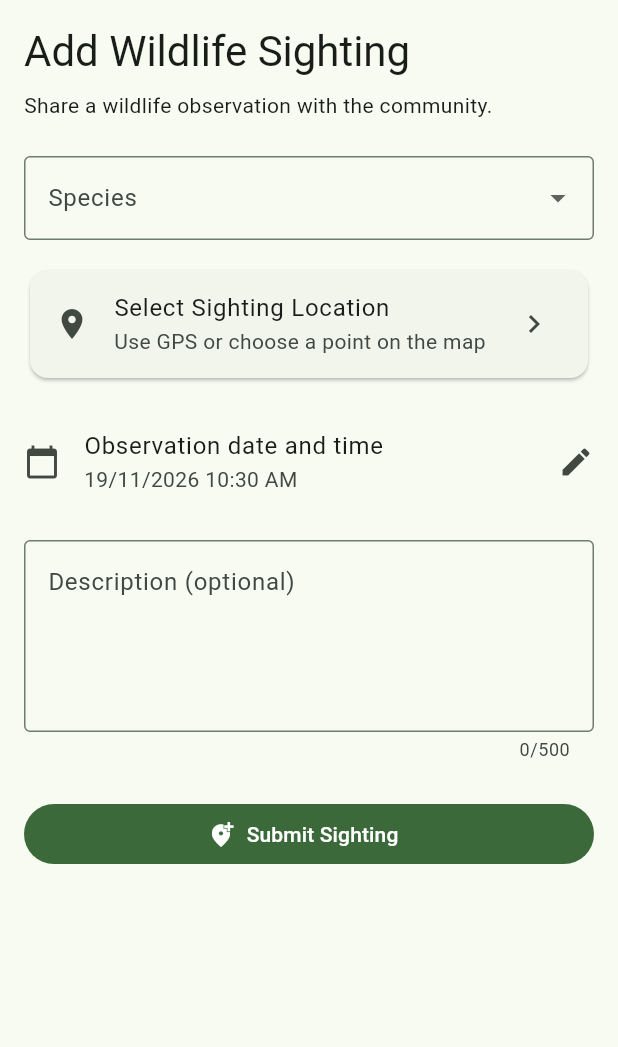
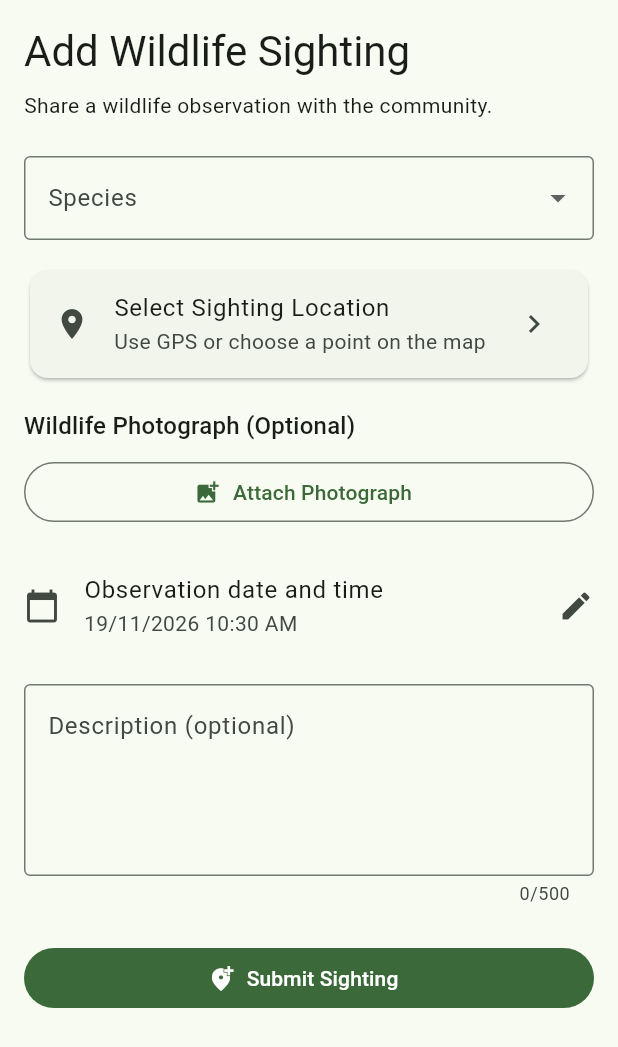
Before and after one commit to NathanLu510/Wildlife-Community-Locator, a Flutter app: the AddSightingScreen widget shown alone on an empty page, opened directly, on a phone screen of 412 x 824 dp. Shown: the top 1047 px of the screen. Run offline on Flutter 3.47's test engine with Material 3 defaults, Android fonts, the phone set to English and light mode, and no system bars; our stand-ins replace flutter_map, geolocator, image_picker, latlong2.

Commit message:
Added image attachment option to add sighting

```diff
--- a/lib/screens/add_sighting_screen.dart
+++ b/lib/screens/add_sighting_screen.dart
@@ -1,4 +1,4 @@
-
+// Add sighting screen form for users to fill in details of their animal sighting
 import 'package:flutter/material.dart';
 
 import '../models/species.dart';
@@ -8,6 +8,9 @@ import '../utils/category_style.dart';
 import 'package:latlong2/latlong.dart';
 import '../screens/location_picker.dart';
 
+import 'dart:io';
+import 'package:image_picker/image_picker.dart';
+
 
 class AddSightingScreen extends StatefulWidget {
   const AddSightingScreen({super.key});
@@ -16,11 +19,11 @@ class AddSightingScreen extends StatefulWidget {
   State<AddSightingScreen> createState() => _AddSightingScreenState();
 }
 
+// Stateful widget to store user inputs from form
 class _AddSightingScreenState extends State<AddSightingScreen> {
   final _formKey = GlobalKey<FormState>();
 
   Species? selectedSpecies;
-
 
   final descriptionController = TextEditingController();
 
@@ -28,6 +31,9 @@ class _AddSightingScreenState extends State<AddSightingScreen> {
 
   LatLng? selectedLocation;
 
+  final ImagePicker _imagePicker = ImagePicker();
+  XFile? selectedImage;
+  bool isPickingImage = false;
 
   @override
   void dispose() {
@@ -35,6 +41,7 @@ class _AddSightingScreenState extends State<AddSightingScreen> {
     super.dispose();
   }
 
+  // Helpers
   Future<void> _chooseLocation() async {
     final location = await Navigator.push<LatLng>(
       context,
@@ -124,13 +131,83 @@ class _AddSightingScreenState extends State<AddSightingScreen> {
     debugPrint('Longitude: $longitude');
     debugPrint('Observed at: $observedAt');
     debugPrint('Description: ${descriptionController.text}');
+    debugPrint('Image path: ${selectedImage?.path ?? "No image attached"}');
 
     ScaffoldMessenger.of(context).showSnackBar(
       const SnackBar(
         content: Text('Sighting form validated successfully!'),
       ),
     );
+
   }
+
+Future<void> _pickImage(ImageSource source) async {
+  if (isPickingImage) return;
+
+  setState(() => isPickingImage = true);
+
+  try {
+    final image = await _imagePicker.pickImage(
+      source: source,
+      maxWidth: 1920,
+      imageQuality: 85,
+    );
+
+    if (!mounted || image == null) return;
+
+    setState(() {
+      selectedImage = image;
+    });
+  } catch (error) {
+    if (!mounted) return;
+
+    ScaffoldMessenger.of(context).showSnackBar(
+      SnackBar(content: Text('Unable to select image: $error')),
+    );
+  } finally {
+    if (mounted) {
+      setState(() => isPickingImage = false);
+    }
+  }
+}
+
+void _showImageOptions() {
+  showModalBottomSheet<void>(
+    context: context,
+    builder: (context) {
+      return SafeArea(
+        child: Column(
+          mainAxisSize: MainAxisSize.min,
+          children: [
+            ListTile(
+              leading: const Icon(Icons.camera_alt),
+              title: const Text('Take Photo'),
+              onTap: () {
+                Navigator.pop(context);
+                _pickImage(ImageSource.camera);
+              },
+            ),
+            ListTile(
+              leading: const Icon(Icons.photo_library),
+              title: const Text('Choose from Gallery'),
+              onTap: () {
+                Navigator.pop(context);
+                _pickImage(ImageSource.gallery);
+              },
+            ),
+          ],
+        ),
+      );
+    },
+  );
+}
+
+void _removeImage() {
+  setState(() {
+    selectedImage = null;
+  });
+}
+
 
 
   @override
@@ -154,7 +231,7 @@ class _AddSightingScreenState extends State<AddSightingScreen> {
 
             const SizedBox(height: 24),
 
-            // Species selection
+            // Species selection, change to smart selection or add new species
             DropdownButtonFormField<Species>(
               initialValue: selectedSpecies,
               decoration: const InputDecoration(
@@ -189,6 +266,7 @@ class _AddSightingScreenState extends State<AddSightingScreen> {
 
             const SizedBox(height: 16),
 
+            // Location Selector with flutter_map
             Card(
               child: ListTile(
                 leading: const Icon(Icons.location_on),
@@ -207,6 +285,58 @@ class _AddSightingScreenState extends State<AddSightingScreen> {
                 onTap: _chooseLocation,
               ),
             ),
+
+            const SizedBox(height: 16),
+
+            // Wildlife photograph
+            Text(
+              'Wildlife Photograph (Optional)',
+              style: Theme.of(context).textTheme.titleMedium,
+            ),
+
+            const SizedBox(height: 8),
+
+            if (selectedImage == null)
+              OutlinedButton.icon(
+                onPressed: isPickingImage ? null : _showImageOptions,
+                icon: const Icon(Icons.add_photo_alternate),
+                label: const Text('Attach Photograph'),
+              )
+            else
+              Column(
+                crossAxisAlignment: CrossAxisAlignment.stretch,
+                children: [
+                  ClipRRect(
+                    borderRadius: BorderRadius.circular(12),
+                    child: Image.file(
+                      File(selectedImage!.path),
+                      height: 220,
+                      fit: BoxFit.cover,
+                    ),
+                  ),
+
+                  const SizedBox(height: 8),
+
+                  Row(
+                    children: [
+                      Expanded(
+                        child: OutlinedButton.icon(
+                          onPressed:
+                              isPickingImage ? null : _showImageOptions,
+                          icon: const Icon(Icons.swap_horiz),
+                          label: const Text('Replace'),
+                        ),
+                      ),
+                      const SizedBox(width: 8),
+                      IconButton(
+                        onPressed: _removeImage,
+                        icon: const Icon(Icons.delete_outline),
+                        tooltip: 'Remove photograph',
+                      ),
+                    ],
+                  ),
+                ],
+              ),
 
             const SizedBox(height: 16),
 
--- a/lib/screens/location_picker.dart
+++ b/lib/screens/location_picker.dart
@@ -1,3 +1,6 @@
+// Responsible for retrieving coordinates of location picker
+// Location is selected using Geolocator package off flutter_map
+// Location permissions requested to use user current location
 
 import 'package:flutter/material.dart';
 import 'package:flutter_map/flutter_map.dart';
--- a/pubspec.yaml
+++ b/pubspec.yaml
@@ -38,6 +38,7 @@ dependencies:
   latlong2: ^0.10.1
   url_launcher: ^6.3.3
   geolocator: ^14.1.2
+  image_picker: ^1.2.4
 
 dev_dependencies:
   flutter_test:
```
Also changed, not shown: pubspec.lock, 5 other files.
